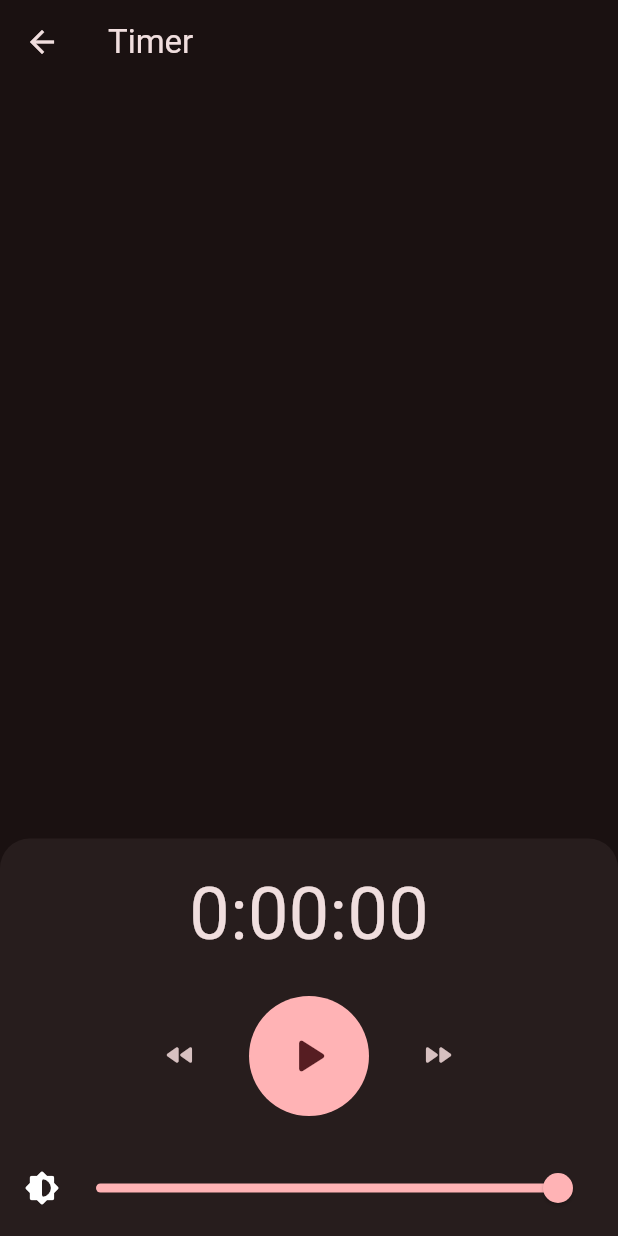
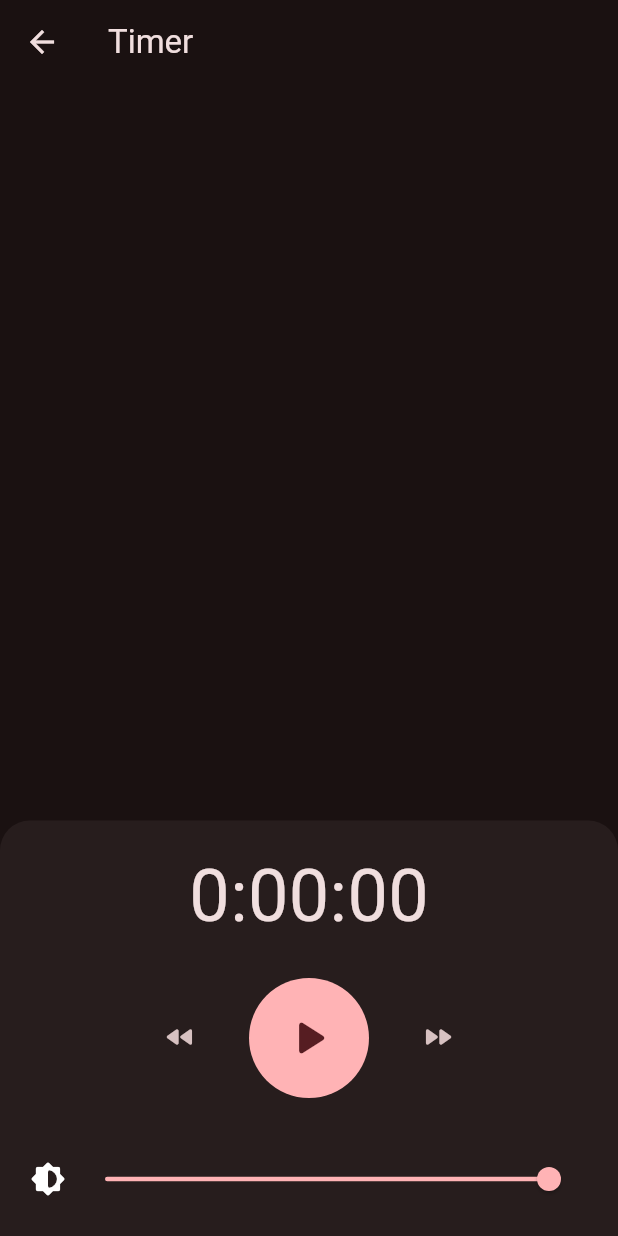
Before and after one commit to JarneClaesen/OperaTimer, a Flutter app: the TimerScreen screen opened directly, on a phone screen of 412 x 824 dp. Run offline on Flutter 3.47's test engine with Material 3 defaults, Android fonts, the phone set to English and light mode, and no system bars; our stand-ins replace flutter_local_notifications, hive, hive_flutter, numberpicker, sensors_plus, shared_preferences; missing offline and left inert: flutter_foreground_task, sound_mode; accounts and stored records are empty.

Commit message:
Make brightness slider smaller

```diff
--- a/lib/screens/timer_screen.dart
+++ b/lib/screens/timer_screen.dart
@@ -329,12 +329,18 @@ class BrightnessSlider extends StatelessWidget {
   @override
   Widget build(BuildContext context) {
     return Container(
-      padding: EdgeInsets.symmetric(horizontal: 16, vertical: 8),
+      padding: EdgeInsets.symmetric(horizontal: 20, vertical: 12),
       color: Theme.of(context).colorScheme.surfaceContainer,
       child: Row(
         children: [
           Icon(Icons.brightness_6_rounded),
           Expanded(
+            child: SliderTheme(
+              data: SliderTheme.of(context).copyWith(
+                trackHeight: 1.0, // Make the track thinner
+                thumbShape: RoundSliderThumbShape(enabledThumbRadius: 8.0), // Make the thumb smaller
+                overlayShape: RoundSliderOverlayShape(overlayRadius: 26.0), // Adjust the overlay size
+              ),
               child: Slider(
                 value: brightnessProvider.brightness,
                 onChanged: (value) {
@@ -344,6 +350,7 @@ class BrightnessSlider extends StatelessWidget {
                 max: 1.0,
               ),
             ),
+          ),
         ],
       ),
     );
--- a/pubspec.yaml
+++ b/pubspec.yaml
@@ -16,7 +16,7 @@ publish_to: 'none' # Remove this line if you wish to publish to pub.dev
 # https://developer.apple.com/library/archive/documentation/General/Reference/InfoPlistKeyReference/Articles/CoreFoundationKeys.html
 # In Windows, build-name is used as the major, minor, and patch parts
 # of the product and file versions while build-number is used as the build suffix.
-version: 1.0.7
+version: 1.0.8
 
 environment:
   sdk: '>=3.4.0 <4.0.0'
```
Lines whose indentation alone changed are shown as unchanged.
